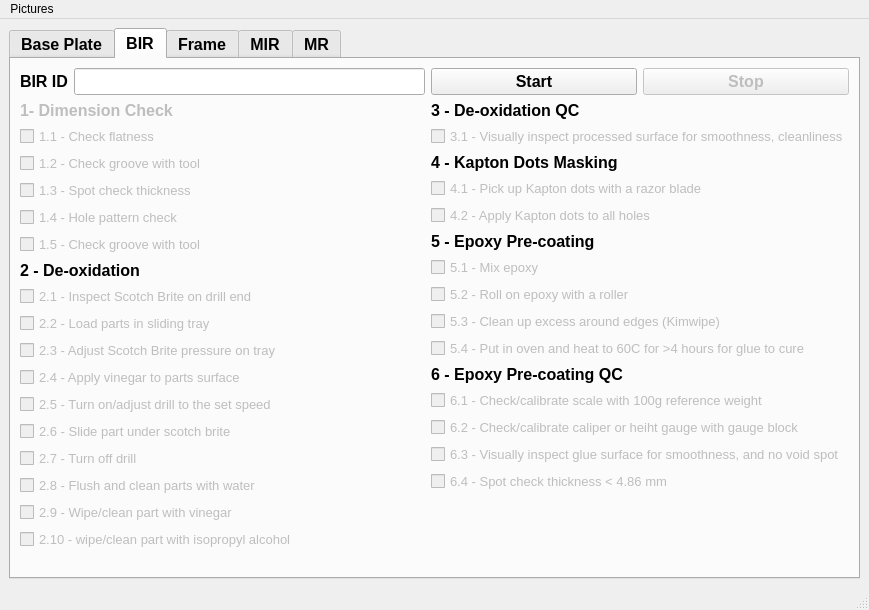
Before: the Qt Designer form guis/panel/partsprep/partsPrepUI.ui in bamesserly/mu2e-tracker-factory, drawn with Qt 5.
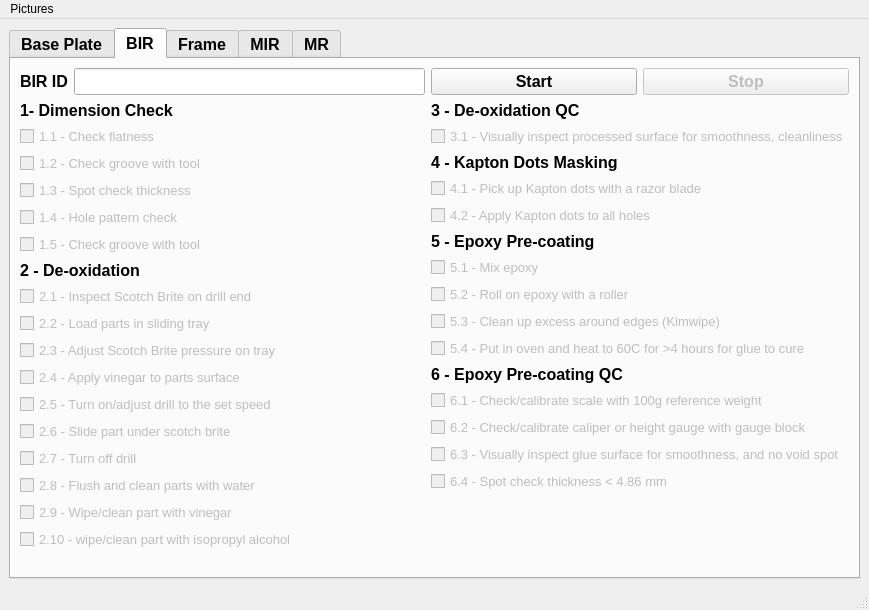
After: the same form once the commit is applied.

Commit message:
Reached a very minimal level of funcitoning - does save step names and timestamps to file with id in the name
- needs to be taught to load csvs
- hitting stop isn't mandatory to close
- steps can be unchecked
- some steps have commas in the text which could mess with the csv file structure

What changed in the file:
```diff
--- a/guis/panel/partsprep/partsPrepUI.ui
+++ b/guis/panel/partsprep/partsPrepUI.ui
@@ -109,7 +109,7 @@
             <item row="1" column="0">
              <widget class="QLabel" name="label_2">
               <property name="enabled">
-               <bool>false</bool>
+               <bool>true</bool>
               </property>
               <property name="font">
                <font>
@@ -591,7 +591,7 @@
                </font>
               </property>
               <property name="text">
-               <string>6.2 - Check/calibrate caliper or heiht gauge with gauge block</string>
+               <string>6.2 - Check/calibrate caliper or height gauge with gauge block</string>
               </property>
              </widget>
             </item>
```
The commit also changes 2 other files.
